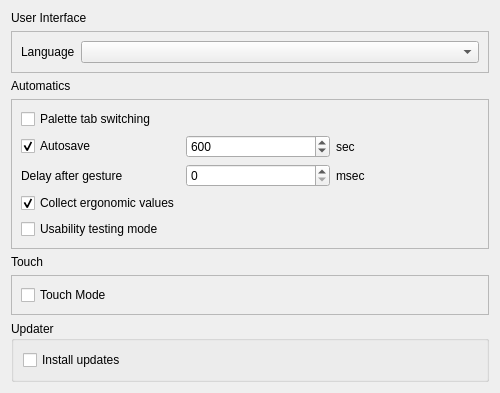
First picture: the form in qrgui/dialogs/preferencesPages/behaviourPage.ui, repository qreal/qreal, before the edit.
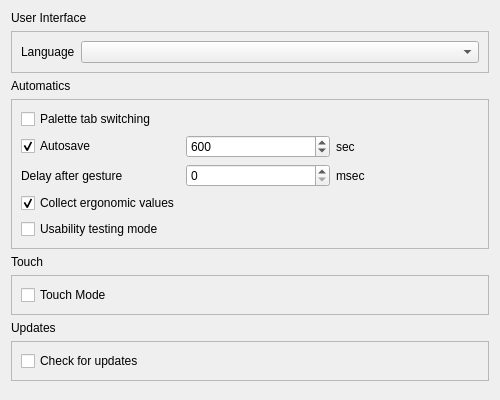
Second picture: the form after the edit.

Commit message: Corrected a bit settings UI

Diff of the .ui file:
```diff
--- a/qrgui/dialogs/preferencesPages/behaviourPage.ui
+++ b/qrgui/dialogs/preferencesPages/behaviourPage.ui
@@ -7,7 +7,7 @@
     <x>0</x>
     <y>0</y>
     <width>500</width>
-    <height>340</height>
+    <height>400</height>
    </rect>
   </property>
   <property name="sizePolicy">
@@ -179,15 +179,25 @@
     </widget>
    </item>
    <item>
-    <widget class="QGroupBox" name="updatesGroupBox">
-     <property name="title">
-      <string>Updater</string>
+    <widget class="QLabel" name="label_4">
+     <property name="text">
+      <string>Updates</string>
+     </property>
+    </widget>
+   </item>
+   <item>
+    <widget class="QFrame" name="updatesFrame">
+     <property name="frameShape">
+      <enum>QFrame::StyledPanel</enum>
+     </property>
+     <property name="frameShadow">
+      <enum>QFrame::Raised</enum>
      </property>
      <layout class="QVBoxLayout" name="verticalLayout_3">
       <item>
        <widget class="QCheckBox" name="makeUpdatesCheckBox">
         <property name="text">
-         <string>Install updates</string>
+         <string>Check for updates</string>
         </property>
        </widget>
       </item>
```
The commit also changes 2 other files.
